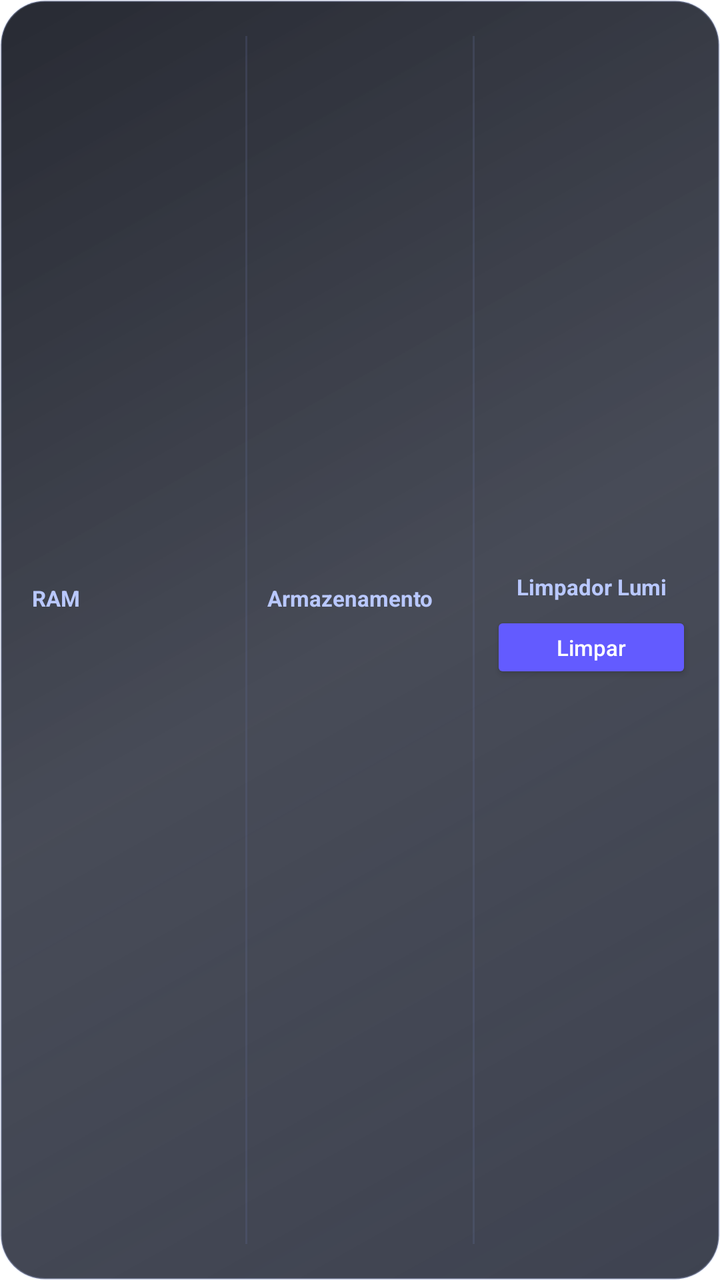
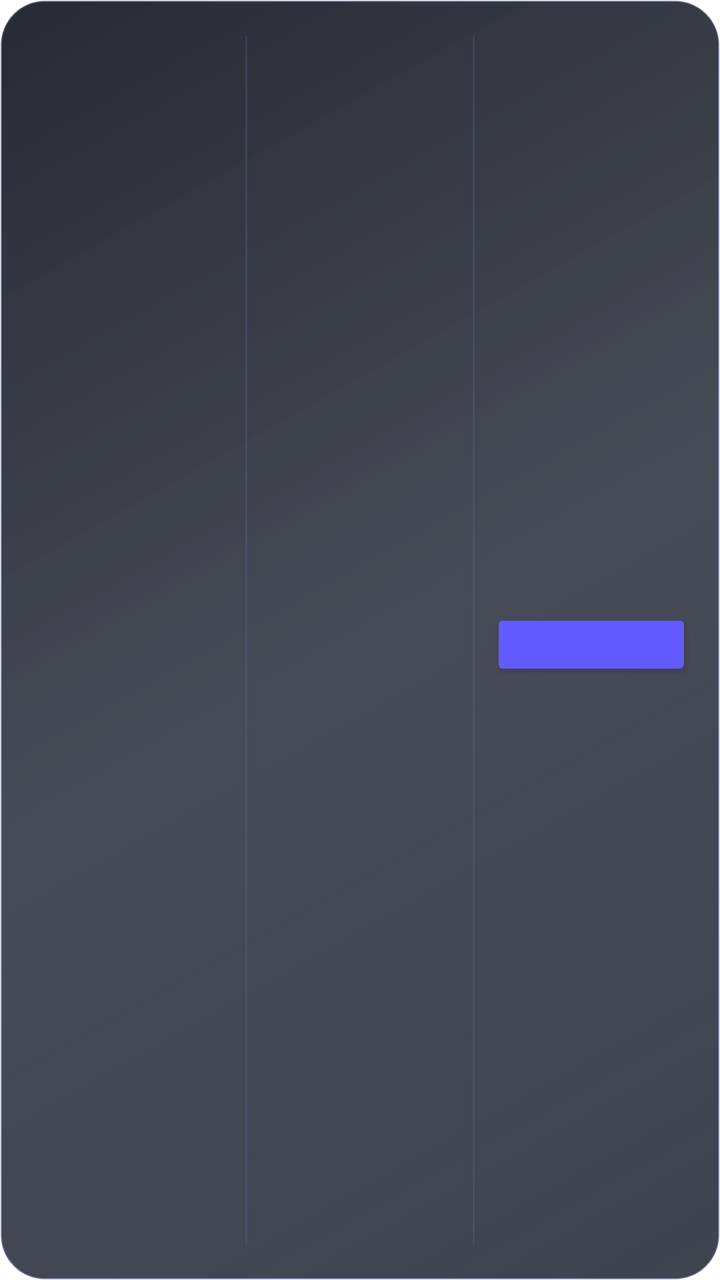

An Android layout rendered at two revisions. The XML below is the earlier revision; the diff shows what the commit changed to produce the second picture.
<!-- AndroidManifest.xml: application theme Theme.Supernova -->
<!-- res/layout/widget_system_info.xml -->
<?xml version="1.0" encoding="utf-8"?>
<LinearLayout xmlns:android="http://schemas.android.com/apk/res/android"
    android:layout_width="match_parent"
    android:layout_height="match_parent"
    android:orientation="horizontal"
    android:padding="10dp"
    android:background="@drawable/bg_lumi_widget">

    <LinearLayout
        android:layout_width="0dp"
        android:layout_height="match_parent"
        android:layout_weight="1"
        android:gravity="center_vertical"
        android:orientation="vertical"
        android:paddingStart="6dp"
        android:paddingEnd="6dp">
        <TextView
            android:id="@+id/systemRamTitle"
            android:layout_width="match_parent"
            android:layout_height="wrap_content"
            android:text="RAM"
            android:textColor="#B9C8FF"
            android:textSize="11sp"
            android:textStyle="bold"
            android:maxLines="1" />
        <TextView
            android:id="@+id/systemRamValue"
            android:layout_width="match_parent"
            android:layout_height="wrap_content"
            android:textColor="#F7F8FF"
            android:textSize="21sp"
            android:textStyle="bold"
            android:maxLines="1"
            android:ellipsize="end" />
        <TextView
            android:id="@+id/systemRamDetail"
            android:layout_width="match_parent"
            android:layout_height="wrap_content"
            android:textColor="#AAB0C4"
            android:textSize="10sp"
            android:maxLines="1"
            android:ellipsize="end" />
    </LinearLayout>

    <View
        android:layout_width="1dp"
        android:layout_height="match_parent"
        android:layout_marginTop="8dp"
        android:layout_marginBottom="8dp"
        android:background="#445D6B91" />

    <LinearLayout
        android:layout_width="0dp"
        android:layout_height="match_parent"
        android:layout_weight="1"
        android:gravity="center_vertical"
        android:orientation="vertical"
        android:paddingStart="10dp"
        android:paddingEnd="6dp">
        <TextView
            android:id="@+id/systemStorageTitle"
            android:layout_width="match_parent"
            android:layout_height="wrap_content"
            android:text="Armazenamento"
            android:textColor="#B9C8FF"
            android:textSize="11sp"
            android:textStyle="bold"
            android:maxLines="1"
            android:ellipsize="end" />
        <TextView
            android:id="@+id/systemStorageValue"
            android:layout_width="match_parent"
            android:layout_height="wrap_content"
            android:textColor="#F7F8FF"
            android:textSize="21sp"
            android:textStyle="bold"
            android:maxLines="1"
            android:ellipsize="end" />
        <TextView
            android:id="@+id/systemStorageDetail"
            android:layout_width="match_parent"
            android:layout_height="wrap_content"
            android:textColor="#AAB0C4"
            android:textSize="10sp"
            android:maxLines="1"
            android:ellipsize="end" />
    </LinearLayout>

    <View
        android:layout_width="1dp"
        android:layout_height="match_parent"
        android:layout_marginTop="8dp"
        android:layout_marginBottom="8dp"
        android:background="#445D6B91" />

    <LinearLayout
        android:layout_width="0dp"
        android:layout_height="match_parent"
        android:layout_weight="1"
        android:gravity="center"
        android:orientation="vertical"
        android:paddingStart="8dp"
        android:paddingEnd="4dp">
        <TextView
            android:id="@+id/systemCacheTitle"
            android:layout_width="match_parent"
            android:layout_height="wrap_content"
            android:gravity="center"
            android:text="Limpador Lumi"
            android:textColor="#B9C8FF"
            android:textSize="11sp"
            android:textStyle="bold"
            android:maxLines="1"
            android:ellipsize="end" />
        <Button
            android:id="@+id/systemCacheAction"
            android:layout_width="match_parent"
            android:layout_height="36dp"
            android:layout_marginTop="5dp"
            android:minHeight="36dp"
            android:paddingStart="4dp"
            android:paddingEnd="4dp"
            android:text="Limpar"
            android:textAllCaps="false"
            android:textColor="#FFFFFF"
            android:textSize="11sp"
            android:backgroundTint="#635BFF" />
        <TextView
            android:id="@+id/systemCacheDetail"
            android:layout_width="match_parent"
            android:layout_height="wrap_content"
            android:gravity="center"
            android:textColor="#AAB0C4"
            android:textSize="9sp"
            android:maxLines="1"
            android:ellipsize="end" />
    </LinearLayout>
</LinearLayout>
<!-- resources referenced by this layout -->
<resources>
  <!-- drawable bg_lumi_widget (drawable) -->
  <?xml version="1.0" encoding="utf-8"?>
  <shape xmlns:android="http://schemas.android.com/apk/res/android">
      <corners android:radius="22dp" />
      <gradient
          android:angle="135"
          android:startColor="#D91D2232"
          android:centerColor="#C9161B2A"
          android:endColor="#E10B0E18" />
      <stroke android:width="1dp" android:color="#42B9C8FF" />
  </shape>
  <color name="accent">#2E89FF</color>
  <color name="rippleHighlight">#1A000000</color>
  <color name="accentBlueText">@color/accentBlue</color>
  <style name="Widget.Supernova.CheckBox" parent="Widget.MaterialComponents.CompoundButton.CheckBox">
          <item name="android:button">@drawable/checkbox_box</item>
          <item name="buttonCompat">@drawable/checkbox_box</item>
          <item name="buttonIcon">@null</item>
          <item name="buttonTint">@null</item>
          <item name="useMaterialThemeColors">false</item>
          <item name="android:textColor">@color/textPrimary</item>
      </style>
  <style name="Widget.Supernova.RadioButton" parent="Widget.MaterialComponents.CompoundButton.RadioButton">
          <item name="buttonTint">@color/selection_control_tint</item>
          <item name="android:textColor">@color/textPrimary</item>
      </style>
  <style name="Widget.Supernova.Switch" parent="Widget.MaterialComponents.CompoundButton.Switch">
          <item name="android:textColor">@color/textPrimary</item>
      </style>
  <color name="textPrimary">#11161D</color>
  <color name="textSecondary">#B011161D</color>
  <color name="surface">#FFFFFF</color>
  <color name="onAccent">#FFFFFFFF</color>
  <color name="accentBlue">#2E89FF</color>
  <color name="raised">#FFFFFF</color>
  <style name="ShapeAppearanceOverlay.Supernova.Dialog" parent="">
          <item name="cornerFamily">rounded</item>
          <item name="cornerSize">@dimen/glass_dialog_radius</item>
      </style>
  <style name="TextAppearance.Supernova.DialogTitle" parent="MaterialAlertDialog.MaterialComponents.Title.Text">
          <item name="android:textColor">@color/textPrimary</item>
          <item name="android:textSize">22sp</item>
          <item name="android:fontFamily">sans-serif-medium</item>
      </style>
  <style name="TextAppearance.Supernova.DialogBody" parent="MaterialAlertDialog.MaterialComponents.Body.Text">
          <item name="android:textColor">@color/textSecondary</item>
          <item name="android:textSize">15sp</item>
          <item name="android:lineSpacingMultiplier">1.15</item>
      </style>
  <!-- drawable bg_dialog_window (drawable) -->
  <?xml version="1.0" encoding="utf-8"?>
  <inset xmlns:android="http://schemas.android.com/apk/res/android"
      android:insetLeft="24dp"
      android:insetRight="24dp"
      android:insetTop="16dp"
      android:insetBottom="16dp">
      <shape android:shape="rectangle">
          <corners android:radius="28dp" />
          <solid android:color="@color/raised" />
      </shape>
  </inset>
  <style name="Widget.Supernova.BottomSheet" parent="Widget.MaterialComponents.BottomSheet.Modal">
          <item name="backgroundTint">@color/raised</item>
          <item name="shapeAppearanceOverlay">@style/ShapeAppearanceOverlay.Supernova.BottomSheet</item>
          <item name="android:elevation">0dp</item>
          
          <item name="behavior_skipCollapsed">true</item>
          
          <item name="shouldRemoveExpandedCorners">false</item>
      </style>
  <dimen name="glass_control_radius">20dp</dimen>
  <dimen name="glass_input_radius">14dp</dimen>
  <dimen name="glass_dialog_radius">28dp</dimen>
  <style name="ShapeAppearanceOverlay.Supernova.BottomSheet" parent="">
          <item name="cornerFamily">rounded</item>
          <item name="cornerSizeTopLeft">@dimen/glass_sheet_radius</item>
          <item name="cornerSizeTopRight">@dimen/glass_sheet_radius</item>
          <item name="cornerSizeBottomLeft">0dp</item>
          <item name="cornerSizeBottomRight">0dp</item>
      </style>
  <dimen name="glass_sheet_radius">28dp</dimen>
  <!-- unchanged entries left out for length: 10 -->
</resources>

<!-- the commit's change to res/layout/widget_system_info.xml (unified diff, before → after) -->
@@ -18,7 +18,6 @@
             android:id="@+id/systemRamTitle"
             android:layout_width="match_parent"
             android:layout_height="wrap_content"
-            android:text="RAM"
             android:textColor="#B9C8FF"
             android:textSize="11sp"
             android:textStyle="bold"
@@ -37,12 +36,12 @@
             android:layout_width="match_parent"
             android:layout_height="wrap_content"
             android:textColor="#AAB0C4"
-            android:textSize="10sp"
+            android:textSize="11sp"
             android:maxLines="1"
             android:ellipsize="end" />
     </LinearLayout>
 
-    <View
+    <TextView
         android:layout_width="1dp"
         android:layout_height="match_parent"
         android:layout_marginTop="8dp"
@@ -61,7 +60,6 @@
             android:id="@+id/systemStorageTitle"
             android:layout_width="match_parent"
             android:layout_height="wrap_content"
-            android:text="Armazenamento"
             android:textColor="#B9C8FF"
             android:textSize="11sp"
             android:textStyle="bold"
@@ -106,7 +104,6 @@
             android:layout_width="match_parent"
             android:layout_height="wrap_content"
             android:gravity="center"
-            android:text="Limpador Lumi"
             android:textColor="#B9C8FF"
             android:textSize="11sp"
             android:textStyle="bold"
@@ -120,7 +117,6 @@
             android:minHeight="36dp"
             android:paddingStart="4dp"
             android:paddingEnd="4dp"
-            android:text="Limpar"
             android:textAllCaps="false"
             android:textColor="#FFFFFF"
             android:textSize="11sp"
@@ -131,7 +127,7 @@
             android:layout_height="wrap_content"
             android:gravity="center"
             android:textColor="#AAB0C4"
-            android:textSize="9sp"
+            android:textSize="11sp"
             android:maxLines="1"
             android:ellipsize="end" />
     </LinearLayout>
